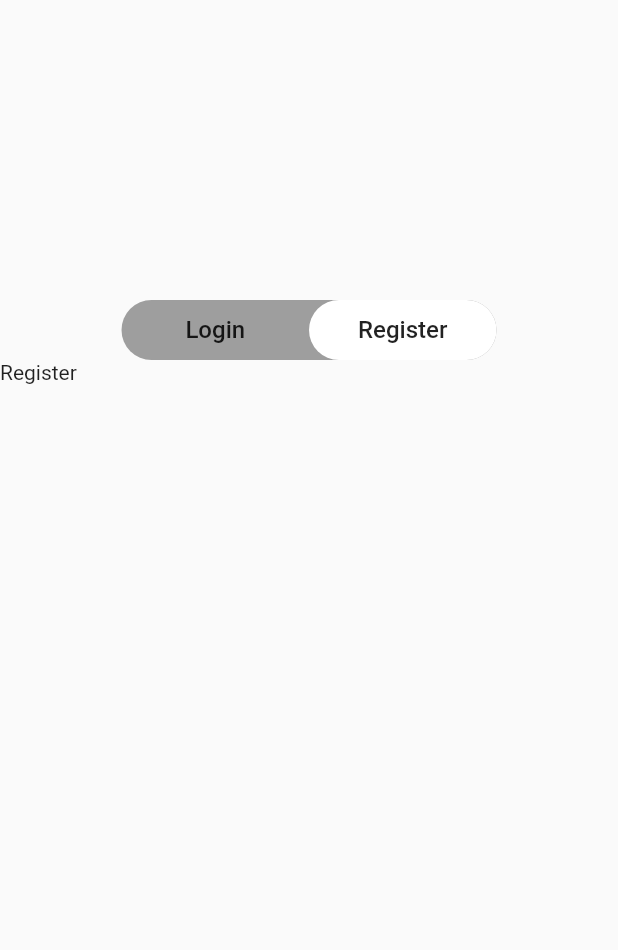
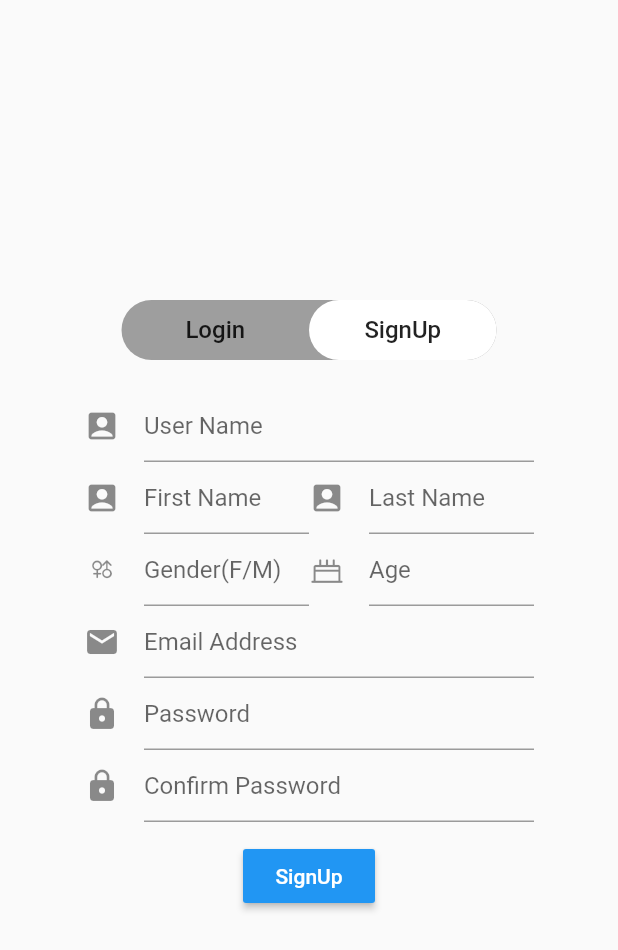
Before and after one commit to SPS-2020-Team-15/Graminsta, a Flutter app: the screen it shows after launch, swiped to page 2, on a phone screen of 412 x 824 dp. Shown: the top 950 px of the screen. Run offline on Flutter 3.47's test engine with Material 2 defaults, Android fonts, the light colour scheme and no system bars.

Commit message:
Add register page (#13)
* add register page

* modify register innto signup

```diff
--- a/flutter/Graminsta/lib/auth/auth.dart
+++ b/flutter/Graminsta/lib/auth/auth.dart
@@ -1,5 +1,6 @@
 import 'package:flutter/material.dart';
 import 'package:Graminsta/auth/login.dart';
+import 'package:Graminsta/auth/signup.dart';
 import "package:Graminsta/spec/spacing.dart";
 
 class AuthPage extends StatefulWidget {
@@ -22,7 +23,7 @@ class _AuthPageState extends State<AuthPage> with TickerProviderStateMixin {
       controller: _pageController,
       children: <Widget>[
         LoginPage(),
-        Text("Register"),
+        SignupPage(),
       ],
       onPageChanged: (index) {
         setState(() {
@@ -98,7 +99,7 @@ class _AuthPageState extends State<AuthPage> with TickerProviderStateMixin {
                                     curve: Curves.decelerate);
                               },
                               child: Text(
-                                "Register",
+                                "SignUp",
                                 style: TextStyle(fontSize: 16),
                               ),
                             ),
--- /dev/null
+++ b/flutter/Graminsta/lib/auth/signup.dart
@@ -0,0 +1,145 @@
+import 'package:flutter/material.dart';
+import 'package:Graminsta/custom_icons_icons.dart';
+
+class SignupPage extends StatefulWidget {
+  @override
+  _SignupPageState createState() => _SignupPageState();
+}
+
+class _SignupPageState extends State<SignupPage> {
+  @override
+  Widget build(BuildContext context) {
+    return Container(
+      padding: const EdgeInsets.all(20),
+      child: Column(
+        children: <Widget>[
+          _signupForm(),
+          MaterialButton(
+            color: Colors.blue,
+            textColor: Colors.white,
+            child: Text('SignUp'),
+            onPressed: () {},
+          )
+        ],
+      ),
+    );
+  }
+
+  Widget _signupForm() {
+    return Container(
+      width: 300,
+      height: 300,
+      child: Form(
+        child: Column(
+          mainAxisSize: MainAxisSize.min,
+          children: <Widget>[
+            Flexible(
+              child: TextFormField(
+                decoration: InputDecoration(
+                  icon: Icon(
+                    Icons.account_box,
+                  ),
+                  hintText: "User Name",
+                ),
+                style: TextStyle(fontSize: 16, color: Colors.black),
+              ),
+            ),
+            Flexible(
+              child: Row(
+                  mainAxisSize: MainAxisSize.min,
+                  mainAxisAlignment: MainAxisAlignment.center,
+                  children: <Widget>[
+                    Expanded(
+                      child: TextFormField(
+                        decoration: InputDecoration(
+                          icon: Icon(
+                            Icons.account_box,
+                          ),
+                          hintText: "First Name",
+                        ),
+                        style: TextStyle(fontSize: 16, color: Colors.black),
+                      ),
+                    ),
+                    Expanded(
+                      child: TextFormField(
+                        decoration: InputDecoration(
+                          icon: Icon(
+                            Icons.account_box,
+                          ),
+                          hintText: "Last Name",
+                        ),
+                        style: TextStyle(fontSize: 16, color: Colors.black),
+                      ),
+                    ),
+                  ]),
+            ),
+            Flexible(
+              child: Row(
+                  mainAxisSize: MainAxisSize.min,
+                  mainAxisAlignment: MainAxisAlignment.center,
+                  children: <Widget>[
+                    Expanded(
+                      child: TextFormField(
+                        decoration: InputDecoration(
+                          icon: Icon(
+                            CustomIcons.gender,
+                          ),
+                          hintText: "Gender(F/M)",
+                        ),
+                        style: TextStyle(fontSize: 16, color: Colors.black),
+                      ),
+                    ),
+                    Expanded(
+                      child: TextFormField(
+                        decoration: InputDecoration(
+                          icon: Icon(
+                            CustomIcons.age,
+                          ),
+                          hintText: "Age",
+                        ),
+                        style: TextStyle(fontSize: 16, color: Colors.black),
+                      ),
+                    ),
+                  ]),
+            ),
+            Flexible(
+              child: TextFormField(
+                decoration: InputDecoration(
+                  icon: Icon(
+                    Icons.email,
+                  ),
+                  hintText: "Email Address",
+                ),
+                style: TextStyle(fontSize: 16, color: Colors.black),
+              ),
+            ),
+            Flexible(
+              child: TextFormField(
+                decoration: InputDecoration(
+                  icon: Icon(
+                    Icons.lock,
+                  ),
+                  hintText: "Password",
+                ),
+                obscureText: true,
+                style: TextStyle(fontSize: 16, color: Colors.black),
+              ),
+            ),
+            Flexible(
+              child: TextFormField(
+                decoration: InputDecoration(
+                  icon: Icon(
+                    Icons.lock,
+                  ),
+                  hintText: "Confirm Password",
+                ),
+                obscureText: true,
+                style: TextStyle(fontSize: 16, color: Colors.black),
+              ),
+            ),
+          ],
+        ),
+      ),
+    );
+  }
+}
--- /dev/null
+++ b/flutter/Graminsta/lib/custom_icons_icons.dart
@@ -0,0 +1,31 @@
+/// Flutter icons CustomIcons
+/// Copyright (C) 2020 by original authors @ fluttericon.com, fontello.com
+/// This font was generated by FlutterIcon.com, which is derived from Fontello.
+///
+/// To use this font, place it in your fonts/ directory and include the
+/// following in your pubspec.yaml
+///
+/// flutter:
+///   fonts:
+///    - family:  CustomIcons
+///      fonts:
+///       - asset: fonts/CustomIcons.ttf
+///
+///
+/// * Material Design Icons, Copyright (C) Google, Inc
+///         Author:    Google
+///         License:   Apache 2.0 (https://www.apache.org/licenses/LICENSE-2.0)
+///         Homepage:  https://design.google.com/icons/
+///
+import 'package:flutter/widgets.dart';
+
+class CustomIcons {
+  CustomIcons._();
+
+  static const _kFontFam = 'CustomIcons';
+  static const _kFontPkg = null;
+
+  static const IconData threedee_rotation = IconData(0xe800, fontFamily: _kFontFam, fontPackage: _kFontPkg);
+  static const IconData gender = IconData(0xe801, fontFamily: _kFontFam, fontPackage: _kFontPkg);
+  static const IconData age = IconData(0xe802, fontFamily: _kFontFam, fontPackage: _kFontPkg);
+}
--- a/flutter/Graminsta/pubspec.yaml
+++ b/flutter/Graminsta/pubspec.yaml
@@ -73,3 +73,7 @@ flutter:
   #
   # For details regarding fonts from package dependencies,
   # see https://flutter.dev/custom-fonts/#from-packages
+  fonts:
+    - family: CustomIcons
+      fonts:
+        - asset: assets/fonts/CustomIcons.ttf
```
Also changed, not shown: flutter/Graminsta/assets/fonts/CustomIcons.ttf (added).
